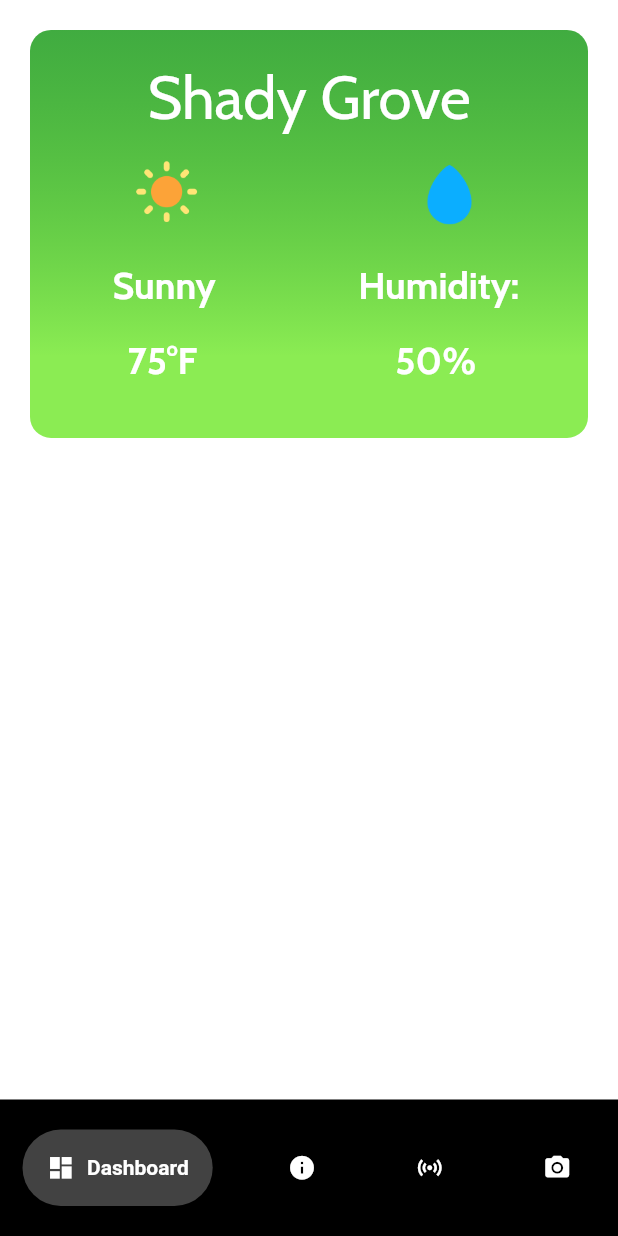
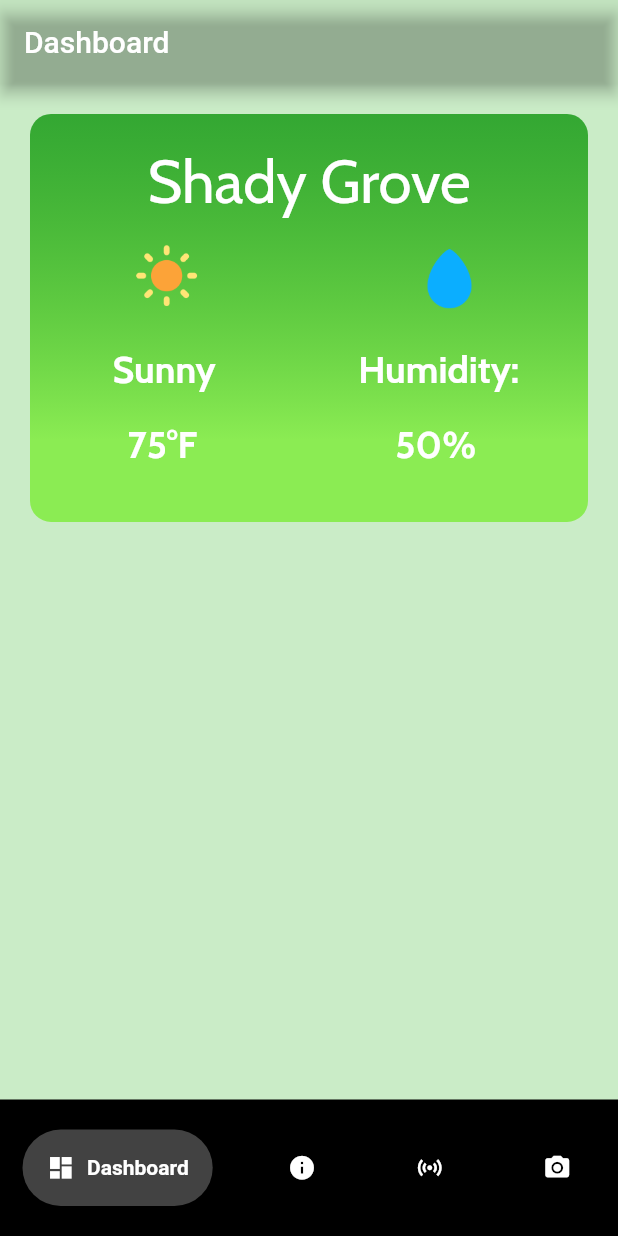
Before and after one commit to zaydanr/trans_plant, a Flutter app: the screen it shows after launch, on a phone screen of 412 x 824 dp. Run offline on Flutter 3.47's test engine with Material 2 defaults, Android fonts, the phone set to English and light mode, and no system bars; drawn by our look-alikes of google_nav_bar; our stand-ins replace google_fonts, youtube_player_flutter.

Commit message:
Current Working model

```diff
--- a/lib/camera.dart
+++ b/lib/camera.dart
@@ -32,7 +32,7 @@ class _CameraState extends State<Camera> {
   @override
   Widget build(BuildContext context) {
     return Scaffold(
-      appBar: AppBar(title: const Text("Camera Feed")),
+      appBar: AppBar(title: const Text("Camera Feed"), backgroundColor: Colors.transparent,),
       body: Column(
         crossAxisAlignment: CrossAxisAlignment.start,
         children: [
--- a/lib/dashboard.dart
+++ b/lib/dashboard.dart
@@ -1,5 +1,6 @@
 import 'package:flutter/material.dart';
 import 'package:google_fonts/google_fonts.dart';
+
 class Weather extends StatelessWidget {
   const Weather ({Key? key}) : super(key : key);
 
@@ -7,6 +8,8 @@ class Weather extends StatelessWidget {
   Widget build(BuildContext context) {
     Size size = MediaQuery.of(context).size;
     return Scaffold(
+      appBar: AppBar(title: const Text("Dashboard"), backgroundColor: Colors.transparent),
+
       // ignore: avoid_unnecessary_containers
       body: Padding(
         padding: const EdgeInsets.only(top: 20.0),
--- a/lib/main.dart
+++ b/lib/main.dart
@@ -16,7 +16,7 @@ class MyApp extends StatelessWidget {
       debugShowCheckedModeBanner: false,
       home: const HomePage(),
       theme:  ThemeData(
-        scaffoldBackgroundColor: Colors.white,
+        scaffoldBackgroundColor: Color.fromARGB(255, 202, 236, 199),
       )
     ); // Material App
   }
--- a/lib/weatherModel.dart
+++ /dev/null
@@ -1,14 +0,0 @@
-class Weather{
-  var cityName;
-  var icon;
-  var condition;
-  var temp;
-  var humidity;
-  var last_update;
-
-  Weather(
-    {
-      required this.cityName, required this.icon, required this.condition, required this.temp, required this.humidity, required this.last_update
-    }
-  );
-}
--- a/pubspec.yaml
+++ b/pubspec.yaml
@@ -39,6 +39,7 @@ dependencies:
   youtube_player_flutter: ^8.1.2
   google_fonts: ^5.1.0
   geolocator: ^9.0.2
+  mqtt_client: ^10.0.0
 
 dev_dependencies:
   flutter_test:
```
Also changed, not shown: lib/getLocation.dart (deleted, +0 -42 lines), pubspec.lock, 5 other files.
